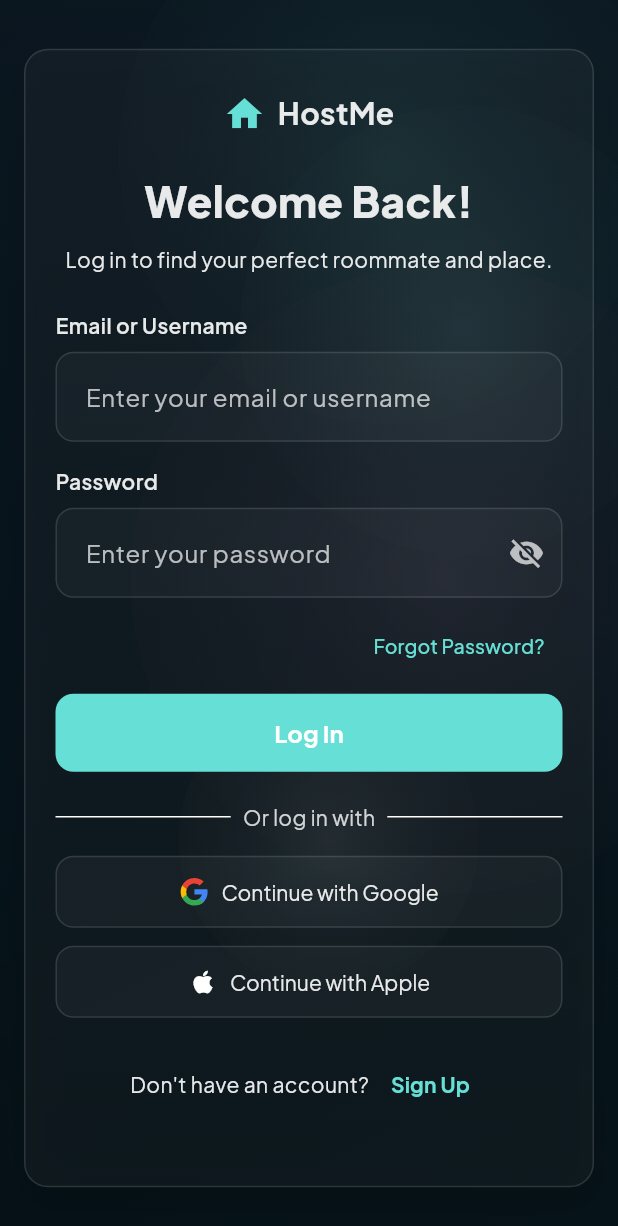
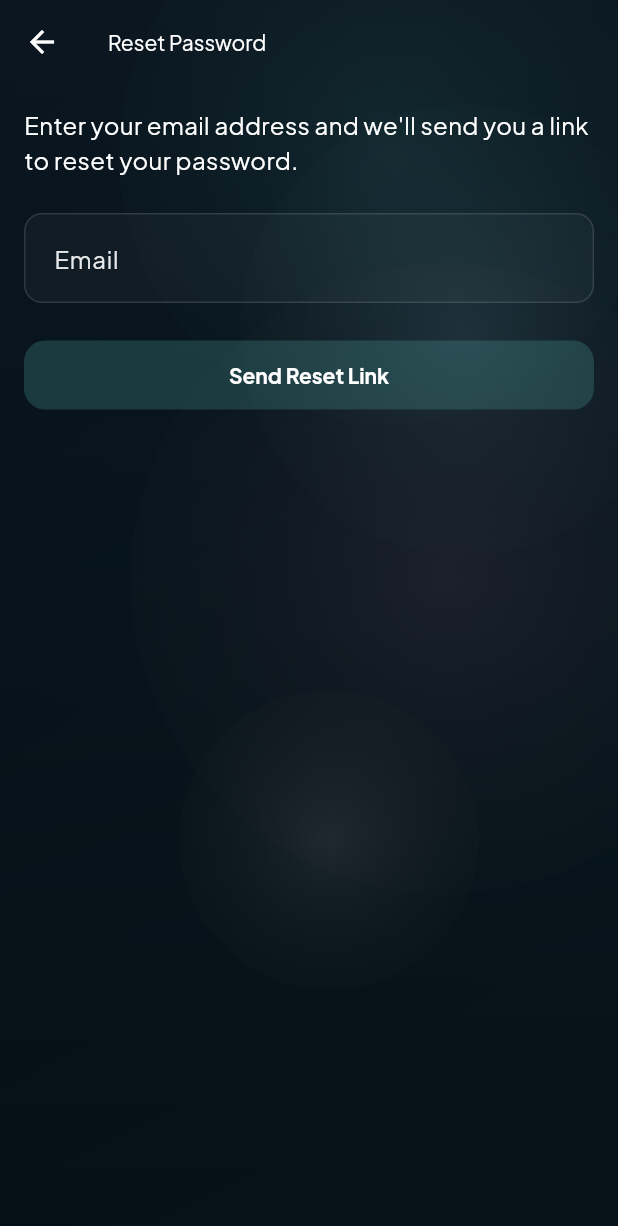
Before and after one commit to robertemi/HostMe, a Flutter app: the screen it shows after launch, after a tap on "Forgot Password?", on a phone screen of 412 x 824 dp. Shown: the top 1226 px of the screen. Run offline on Flutter 3.47's test engine with Material 3 defaults, Android fonts, the phone set to English and light mode, and no system bars; our stand-ins replace flutter_map, flutter_svg, google_fonts, google_sign_in, image_picker, latlong2 and 5 more; accounts and stored records are empty.

Commit message:
minor fixes + started implementation for forgot password

```diff
--- a/lib/config/supabase_config.dart
+++ b/lib/config/supabase_config.dart
@@ -1,4 +1,5 @@
 class SupabaseConfig {
   static const String supabaseUrl = 'https://ydsmtjyjlxvytwexdtso.supabase.co';
   static const String supabaseAnonKey = 'eyJhbGciOiJIUzI1NiIsInR5cCI6IkpXVCJ9.eyJpc3MiOiJzdXBhYmFzZSIsInJlZiI6Inlkc210anlqbHh2eXR3ZXhkdHNvIiwicm9sZSI6ImFub24iLCJpYXQiOjE3NjEzMTI4MjgsImV4cCI6MjA3Njg4ODgyOH0.3KRmIsTuM1KPeGe5ETENjPQJiUeLjPvUC3X9JWkLVA0';
+  static const String resetPasswordRedirect = '';
 }
--- a/lib/main.dart
+++ b/lib/main.dart
@@ -6,10 +6,13 @@ import 'widgets/liquid_glass_background.dart';
 import 'package:host_me/screens/login_screen.dart';
 import 'package:host_me/screens/root_shell.dart';
 import 'package:host_me/screens/account_setup_screen.dart';
+import 'package:host_me/screens/reset_password_screen.dart';
 import 'services/profile_service.dart';
+import 'package:url_strategy/url_strategy.dart';
 
 
 Future<void> main() async {
+
   WidgetsFlutterBinding.ensureInitialized();
 
   await Supabase.initialize(
@@ -29,7 +32,11 @@ class MyApp extends StatelessWidget {
       title: 'HostMe',
       theme: AppTheme.glassTheme,
       builder: (context, child) => LiquidGlassBackground(child: child),
-      home: const InitialRouter(),
+      initialRoute: '/',
+      routes: {
+        '/': (context) => const InitialRouter(),
+        '/reset-password': (context) => const ResetPasswordScreen(),
+      },
     );
   }
 }
@@ -42,19 +49,32 @@ class InitialRouter extends StatefulWidget {
 }
 
 class _InitialRouterState extends State<InitialRouter> {
+
   Future<Widget> _resolve() async {
-    final session = Supabase.instance.client.auth.currentSession;
+  debugPrint("ROUTER: Uri.base = ${Uri.base}");
+  debugPrint("ROUTER: path = ${Uri.base.path}");
+  debugPrint("ROUTER: fragment = ${Uri.base.fragment}");
+  final session = Supabase.instance.client.auth.currentSession;
 
-    // If there's no session, show the login screen.
-    if (session == null) return const LoginScreen();
+  // If the URL contains the reset-password route, show that screen so
+  // the reset flow can attempt to restore the recovery session and let
+  // the user enter a new password.
+  final uri = Uri.base;
+  final hasResetPath =
+      uri.path.contains('/reset-password') || uri.fragment.contains('reset-password');
 
-    // If the user is signed in, ensure their profile is complete. If it is,
-    // show the RootShell (persistent shell with bottom navigation). Otherwise
-    // send them through account setup.
-    final userId = session.user.id;
-    final complete = await ProfileService().isProfileComplete(userId);
-    return complete ? const RootShell() : const AccountSetupScreen();
+  if (session == null) {
+    if (hasResetPath) {
+      return const ResetPasswordScreen();
+    }
+    return const LoginScreen();
   }
+
+  // If the user is signed in, ensure their profile is complete.
+  final userId = session.user.id;
+  final complete = await ProfileService().isProfileComplete(userId);
+  return complete ? const RootShell() : const AccountSetupScreen();
+}
 
   @override
   Widget build(BuildContext context) {
--- /dev/null
+++ b/lib/screens/forgot_password_screen.dart
@@ -0,0 +1,137 @@
+import 'package:flutter/foundation.dart' show kIsWeb;
+import 'package:flutter/material.dart';
+import 'package:supabase_flutter/supabase_flutter.dart';
+import '../config/supabase_config.dart';
+
+class ForgotPasswordScreen extends StatefulWidget {
+  const ForgotPasswordScreen({super.key});
+
+  @override
+  State<ForgotPasswordScreen> createState() => _ForgotPasswordScreenState();
+}
+
+class _ForgotPasswordScreenState extends State<ForgotPasswordScreen> {
+  final _emailCtrl = TextEditingController();
+  bool _isLoading = false;
+  String? _message;
+  bool _isSuccess = false;
+
+  Future<void> _sendResetLink() async {
+    final email = _emailCtrl.text.trim();
+    if (email.isEmpty) {
+      ScaffoldMessenger.of(context).showSnackBar(
+        const SnackBar(content: Text('Please enter your email')),
+      );
+      return;
+    }
+
+    setState(() => _isLoading = true);
+    try {
+      // Build redirectTo for the reset link:
+      // - On web we point to the current origin + '#/reset-password'
+      // - On mobile, use SupabaseConfig.resetPasswordRedirect if set (must configure deep link)
+      String? redirectTo;
+      if (kIsWeb) {
+        redirectTo = '${Uri.base.origin}/reset-password';
+      } else if (SupabaseConfig.resetPasswordRedirect.isNotEmpty) {
+        redirectTo = SupabaseConfig.resetPasswordRedirect;
+      }
+
+      debugPrint('RESET: sending reset link with redirectTo=$redirectTo');
+
+      if (redirectTo != null && redirectTo.isNotEmpty) {
+        await Supabase.instance.client.auth.resetPasswordForEmail(email, redirectTo: redirectTo);
+      } else {
+        // fallback: no redirect specified
+        await Supabase.instance.client.auth.resetPasswordForEmail(email);
+      }
+
+      setState(() {
+        _isSuccess = true;
+        _message = 'Check your email for the password reset link!';
+      });
+    } catch (e) {
+      setState(() {
+        _isSuccess = false;
+        _message = 'Error: $e';
+      });
+    } finally {
+      setState(() => _isLoading = false);
+    }
+  }
+
+  @override
+  void dispose() {
+    _emailCtrl.dispose();
+    super.dispose();
+  }
+
+  @override
+  Widget build(BuildContext context) {
+    return Scaffold(
+      appBar: AppBar(title: const Text('Reset Password')),
+      body: SingleChildScrollView(
+        padding: const EdgeInsets.all(16),
+        child: Column(
+          crossAxisAlignment: CrossAxisAlignment.start,
+          children: [
+            const Text(
+              'Enter your email address and we\'ll send you a link to reset your password.',
+              style: TextStyle(fontSize: 16),
+            ),
+            const SizedBox(height: 24),
+            TextField(
+              controller: _emailCtrl,
+              keyboardType: TextInputType.emailAddress,
+              decoration: InputDecoration(
+                labelText: 'Email',
+                border: OutlineInputBorder(
+                  borderRadius: BorderRadius.circular(8),
+                ),
+              ),
+            ),
+            const SizedBox(height: 24),
+            SizedBox(
+              width: double.infinity,
+              child: ElevatedButton(
+                onPressed: _isLoading ? null : _sendResetLink,
+                child: _isLoading
+                    ? const SizedBox(
+                        height: 20,
+                        width: 20,
+                        child: CircularProgressIndicator(strokeWidth: 2),
+                      )
+                    : const Text('Send Reset Link'),
+              ),
+            ),
+            if (_message != null) ...[
+              const SizedBox(height: 16),
+              Container(
+                padding: const EdgeInsets.all(12),
+                decoration: BoxDecoration(
+                  color: _isSuccess ? Colors.green[100] : Colors.red[100],
+                  borderRadius: BorderRadius.circular(8),
+                ),
+                child: Text(
+                  _message!,
+                  style: TextStyle(
+                    color: _isSuccess ? Colors.green[800] : Colors.red[800],
+                  ),
+                ),
+              ),
+            ],
+            if (_isSuccess) ...[
+              const SizedBox(height: 24),
+              Center(
+                child: TextButton(
+                  onPressed: () => Navigator.pop(context),
+                  child: const Text('Back to Login'),
+                ),
+              ),
+            ],
+          ],
+        ),
+      ),
+    );
+  }
+}
--- a/lib/screens/login_screen.dart
+++ b/lib/screens/login_screen.dart
@@ -9,6 +9,7 @@ import 'account_setup_screen.dart';
 import '../services/profile_service.dart';
 import '../utils/notifications.dart';
 import '../widgets/parallax_tilt.dart';
+import './forgot_password_screen.dart';
 
 class LoginScreen extends StatefulWidget {
   const LoginScreen({super.key});
@@ -163,7 +164,15 @@ class _LoginScreenState extends State<LoginScreen> {
                     const SizedBox(height: 8),
                     Align(
                       alignment: Alignment.centerRight,
-                      child: TextButton(onPressed: () {}, child: Text('Forgot Password?', style: GoogleFonts.plusJakartaSans(fontSize: 13, color: theme.colorScheme.primary))),
+                      child: TextButton(
+                      onPressed: () {
+                        Navigator.push(
+                          context,
+                          MaterialPageRoute(builder: (_) => const ForgotPasswordScreen()),
+                        );
+                      },
+                      child: const Text('Forgot Password?'),
+                    ),
                     ),
 
                     const SizedBox(height: 8),
--- a/pubspec.yaml
+++ b/pubspec.yaml
@@ -18,7 +18,7 @@ dependencies:
   flutter_svg: ^2.0.10
   timeago: ^3.3.0
   sensors_plus: ^7.0.0
-
+  url_strategy: ^0.2.0
   image_picker: ^1.0.0
   shared_preferences: ^2.1.0
 
```
Also changed, not shown: lib/screens/profile_screen.dart (+54 -11 lines), lib/screens/reset_password_screen.dart (added, +184 -0 lines), lib/widgets/profile_screen_widgets/edit_profile_modal.dart (+24 -4 lines), lib/widgets/profile_screen_widgets/preferences_section.dart (+19 -5 lines), pubspec.lock, 5 other files.
